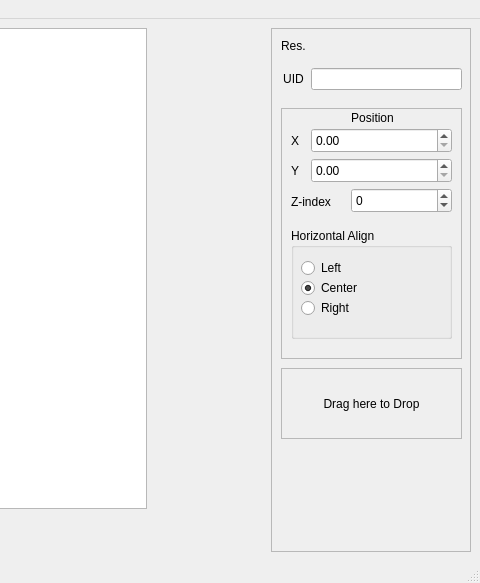
First picture: the form in designer.ui, repository Nepherhotep/terevaka-ui-builder, before the edit; both pictures show x 709 to 1189 and y 0 to 583 of the 1189 by 583 pixel window.
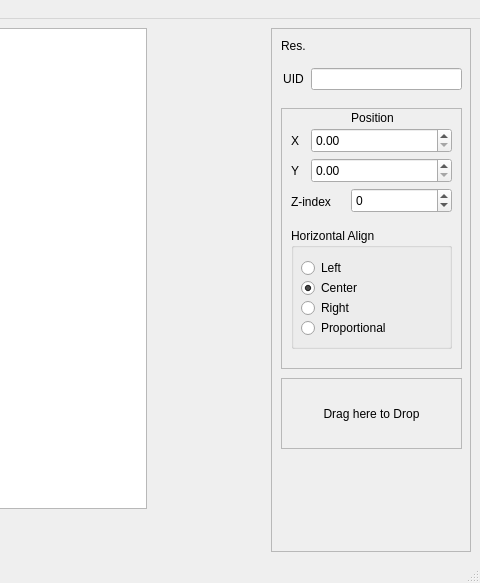
Second picture: the form after the edit. The open tabs and pages were chosen to show the change. Custom widgets are drawn as their Qt base class.

Commit message: Added proportional layouts

```diff
--- a/designer.ui
+++ b/designer.ui
@@ -382,7 +382,7 @@
            <x>10</x>
            <y>80</y>
            <width>181</width>
-           <height>251</height>
+           <height>261</height>
           </rect>
          </property>
          <property name="frameShape">
@@ -471,7 +471,7 @@
             <x>10</x>
             <y>120</y>
             <width>161</width>
-            <height>111</height>
+            <height>121</height>
            </rect>
           </property>
           <property name="title">
@@ -522,6 +522,19 @@
             <bool>true</bool>
            </property>
           </widget>
+          <widget class="QRadioButton" name="alignProportionalRadio">
+           <property name="geometry">
+            <rect>
+             <x>10</x>
+             <y>90</y>
+             <width>102</width>
+             <height>20</height>
+            </rect>
+           </property>
+           <property name="text">
+            <string>Proportional</string>
+           </property>
+          </widget>
          </widget>
          <widget class="QDoubleSpinBox" name="zIndexSpinbox">
           <property name="geometry">
@@ -586,7 +599,7 @@
          <property name="geometry">
           <rect>
            <x>10</x>
-           <y>340</y>
+           <y>350</y>
            <width>181</width>
            <height>71</height>
           </rect>
```
Left out of the diff: 4 changed lines with no effect on the pictures. The commit also changes 3 other files.
